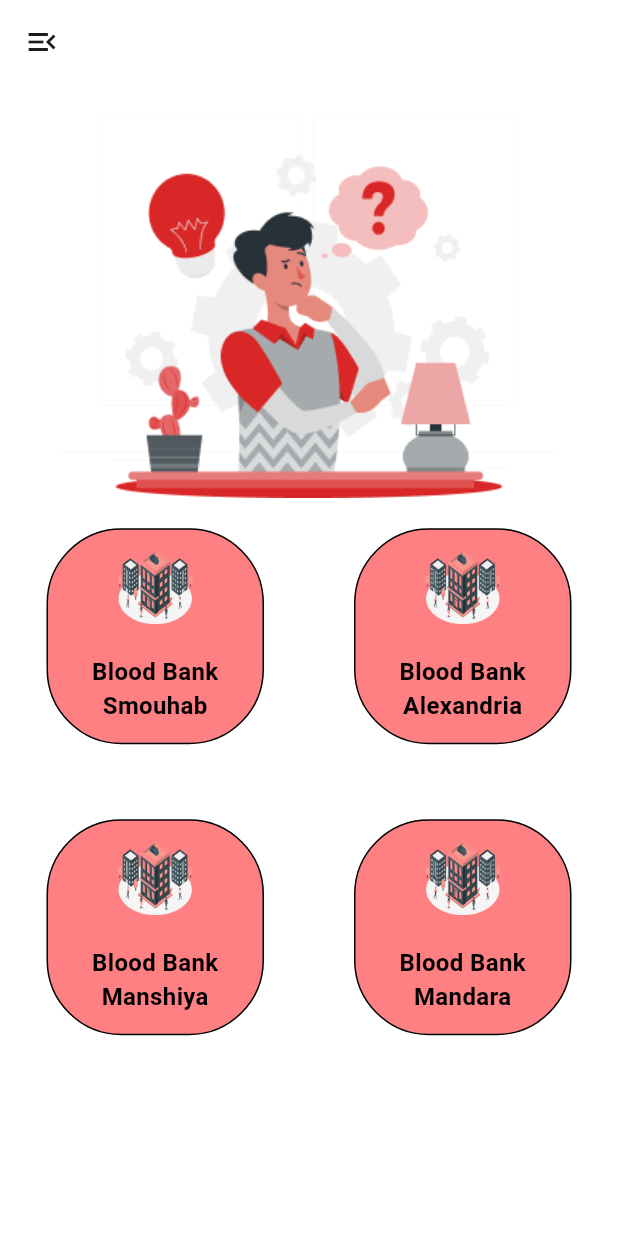
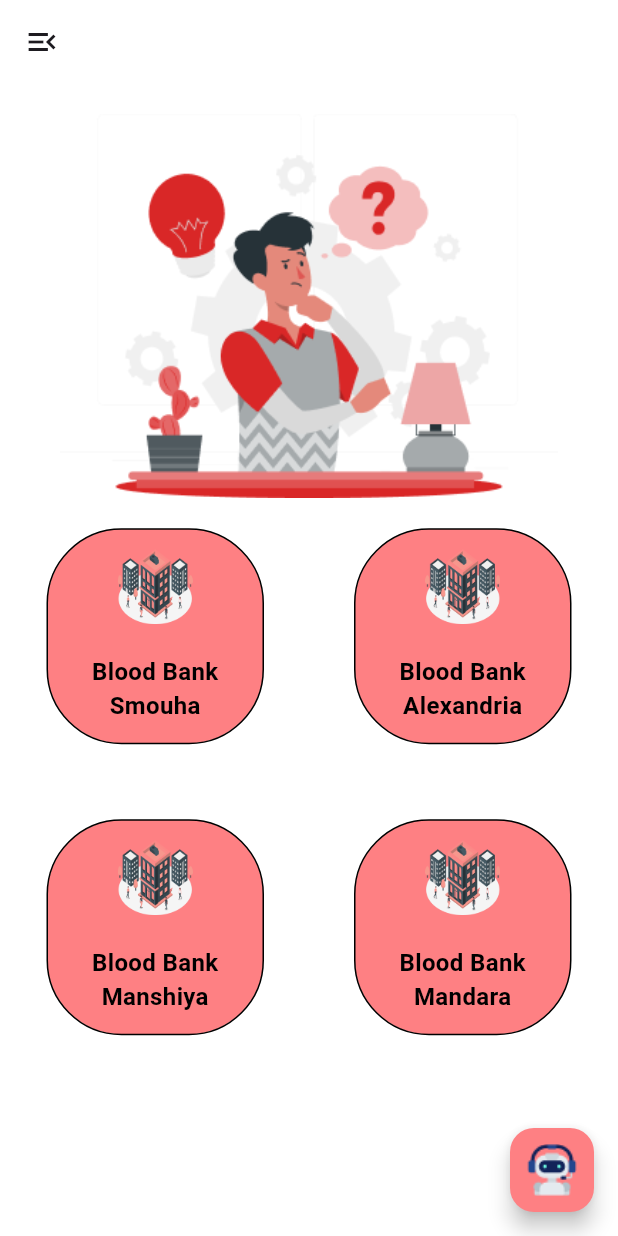
Before and after one commit to AhmedOmran22/blood-bank-ahmed-mostafa, a Flutter app: the BloodBanks screen opened by its route, on a phone screen of 412 x 824 dp. Run offline on Flutter 3.47's test engine with Material 3 defaults, Android fonts, the phone set to English and light mode, and no system bars; our stand-ins replace cloud_firestore, dartz, dots_indicator, firebase_auth, firebase_core, flutter_bloc and 3 more; accounts and stored records are empty.

Commit message:
ahmed mostafa edits for the semi presentaion

```diff
--- a/lib/core/routes/on_generate_route.dart
+++ b/lib/core/routes/on_generate_route.dart
@@ -1,6 +1,7 @@
 import 'package:flutter/material.dart';
 import 'package:graduation_project/core/routes/routes_name.dart';
 import 'package:graduation_project/features/auth/presentation/views/forget_password_view.dart';
+import 'package:graduation_project/features/home/presentation/views/chat_bot_view.dart';
 import 'package:graduation_project/features/home/presentation/views/profile_view.dart';
 import 'package:graduation_project/features/auth/presentation/views/signin_view.dart';
 import 'package:graduation_project/features/auth/presentation/views/signup_view.dart';
@@ -54,6 +55,8 @@ Route<dynamic> onGenerateRoutes(RouteSettings settings) {
     case RoutesName.neededbloodplasma:
       return MaterialPageRoute(
           builder: (context) => const CustomNeededplasma());
+    case RoutesName.chatBot:
+      return MaterialPageRoute(builder: (context) => const ChatBotView());
     default:
       return MaterialPageRoute(
         builder: (context) => const Scaffold(
--- a/lib/core/routes/routes_name.dart
+++ b/lib/core/routes/routes_name.dart
@@ -8,9 +8,8 @@ abstract class RoutesName {
   static const allneeds = 'allneeds';
   static const bloodbank = 'bloodbak';
   static const homebody = 'homebody';
-    static const prefile = 'prefile';
-
-
+  static const prefile = 'prefile';
+  static const chatBot = 'chatBot';
   static const neededbloodplasma = 'neededbloodplasma';
   static const neededbloodplatelets = 'neededbloodplatelets';
   static const registerOrLogin = 'registerOrLogin';
--- a/lib/features/home/presentation/views/widgets/allneeds_view.dart
+++ b/lib/features/home/presentation/views/widgets/allneeds_view.dart
@@ -1,6 +1,7 @@
 import 'package:flutter/material.dart';
 import 'package:graduation_project/core/routes/routes_name.dart';
 import 'package:graduation_project/core/widgets/custom_allneeds_container.dart';
+import 'package:graduation_project/features/home/presentation/views/widgets/custom_floating_action_button.dart';
 
 class AllneedsView extends StatelessWidget {
   const AllneedsView({super.key});
@@ -18,7 +19,6 @@ class AllneedsView extends StatelessWidget {
             text: 'Needed Blood ',
             ontab: () {
               Navigator.pushNamed(context, RoutesName.needsblood);
-
             },
           ),
           const SizedBox(
@@ -41,6 +41,7 @@ class AllneedsView extends StatelessWidget {
           ),
         ],
       ),
+      floatingActionButton: const CustomFloatingActionBouttun(),
     );
   }
 }
--- a/lib/features/home/presentation/views/widgets/blood_bank_view.dart
+++ b/lib/features/home/presentation/views/widgets/blood_bank_view.dart
@@ -3,6 +3,8 @@ import 'package:graduation_project/core/routes/routes_name.dart';
 import 'package:graduation_project/core/utils/app_assets.dart';
 import 'package:graduation_project/core/widgets/custom_container.dart';
 import 'package:graduation_project/core/widgets/custom_drawer.dart';
+
+import 'custom_floating_action_button.dart';
 
 class BloodBanks extends StatelessWidget {
   const BloodBanks({super.key});
@@ -35,7 +37,7 @@ class BloodBanks extends StatelessWidget {
             children: [
               CustomContainer(
                 imagePath: AppAssets.banks,
-                text: 'Blood Bank Smouhab',
+                text: 'Blood Bank Smouha',
                 ontab: () {
                   Navigator.pushNamed(context, RoutesName.allneeds);
                 },
@@ -79,6 +81,7 @@ class BloodBanks extends StatelessWidget {
           )
         ],
       ),
+      floatingActionButton: const CustomFloatingActionBouttun(),
     );
   }
 }
--- /dev/null
+++ b/lib/features/home/presentation/views/widgets/custom_floating_action_button.dart
@@ -0,0 +1,21 @@
+import 'package:flutter/material.dart';
+
+import '../../../../../core/routes/routes_name.dart';
+import '../../../../../core/utils/app_colors.dart';
+
+class CustomFloatingActionBouttun extends StatelessWidget {
+  const CustomFloatingActionBouttun({
+    super.key,
+  });
+
+  @override
+  Widget build(BuildContext context) {
+    return FloatingActionButton(
+      backgroundColor: AppColors.secondColor,
+      child: Image.asset("assets/images/bot.png"),
+      onPressed: () {
+        Navigator.pushNamed(context, RoutesName.chatBot);
+      },
+    );
+  }
+}
--- a/lib/features/home/presentation/views/widgets/custom_needed _Blood.dart
+++ b/lib/features/home/presentation/views/widgets/custom_needed _Blood.dart
@@ -3,6 +3,8 @@ import 'package:graduation_project/core/utils/app_assets.dart';
 import 'package:graduation_project/core/widgets/custom_app_bar.dart';
 import 'package:graduation_project/core/widgets/custom_button.dart';
 import 'package:graduation_project/core/widgets/custom_drop_tybe_blood.dart';
+
+import 'custom_floating_action_button.dart';
 
 class CustomNeededBlood extends StatelessWidget {
   const CustomNeededBlood({super.key});
@@ -50,7 +52,7 @@ class CustomNeededBlood extends StatelessWidget {
               ),
             ),
             CustomDropdown(
-               hintText: 'location',
+              hintText: 'location',
               items: const [
                 'Blood Bank  Smouhab',
                 'Blood Bank  Alexandria',
@@ -67,6 +69,7 @@ class CustomNeededBlood extends StatelessWidget {
           ],
         ),
       ),
+      floatingActionButton: const CustomFloatingActionBouttun(),
     );
   }
 }
--- a/lib/features/home/presentation/views/widgets/custom_needed_plasma .dart
+++ b/lib/features/home/presentation/views/widgets/custom_needed_plasma .dart
@@ -3,6 +3,7 @@ import 'package:graduation_project/core/utils/app_assets.dart';
 import 'package:graduation_project/core/widgets/custom_app_bar.dart';
 import 'package:graduation_project/core/widgets/custom_button.dart';
 import 'package:graduation_project/core/widgets/custom_drop_tybe_blood.dart';
+import 'package:graduation_project/features/home/presentation/views/widgets/custom_floating_action_button.dart';
 
 class CustomNeededplasma extends StatelessWidget {
   const CustomNeededplasma({super.key});
@@ -67,6 +68,7 @@ class CustomNeededplasma extends StatelessWidget {
           ],
         ),
       ),
+      floatingActionButton: const CustomFloatingActionBouttun(),
     );
   }
 }
--- a/lib/features/home/presentation/views/widgets/needed_blood_platelets.dart
+++ b/lib/features/home/presentation/views/widgets/needed_blood_platelets.dart
@@ -3,6 +3,8 @@ import 'package:graduation_project/core/utils/app_assets.dart';
 import 'package:graduation_project/core/widgets/custom_app_bar.dart';
 import 'package:graduation_project/core/widgets/custom_button.dart';
 import 'package:graduation_project/core/widgets/custom_drop_tybe_blood.dart';
+
+import 'custom_floating_action_button.dart';
 
 class NeededBloodPlatelets extends StatelessWidget {
   const NeededBloodPlatelets({super.key});
@@ -18,7 +20,7 @@ class NeededBloodPlatelets extends StatelessWidget {
           crossAxisAlignment: CrossAxisAlignment.start,
           children: [
             const Padding(
-              padding: const EdgeInsets.only(top: 35, left: 30),
+              padding: EdgeInsets.only(top: 35, left: 30),
               child: Text(
                 'Platelets type',
                 style: TextStyle(fontWeight: FontWeight.w400, fontSize: 14),
@@ -67,6 +69,7 @@ class NeededBloodPlatelets extends StatelessWidget {
           ],
         ),
       ),
+      floatingActionButton: const CustomFloatingActionBouttun(),
     );
   }
 }
```
Also changed, not shown: lib/core/widgets/custom_drawer.dart (+0 -7 lines), lib/features/auth/presentation/views/widgets/signin_form.dart (+8 -3 lines), lib/features/home/presentation/views/chat_bot_view.dart (added, +16 -0 lines), lib/features/home/presentation/views/widgets/chat_bot_view_body.dart (added, +36 -0 lines), assets/images/drawer.png (added).
